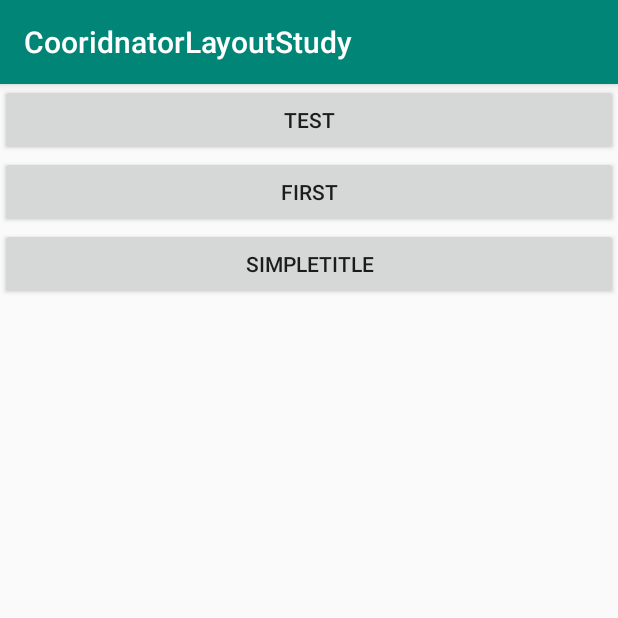
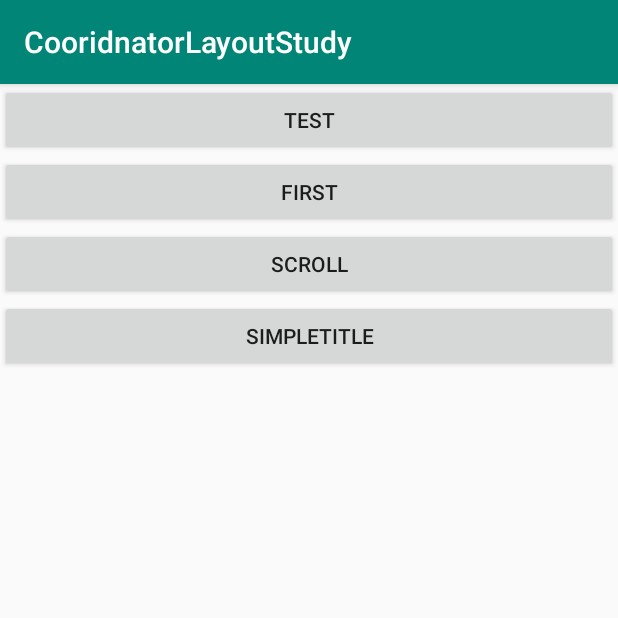
Before and after one commit to Xugter/CooridnatorLayoutStudy, an Android app: the screen it shows after launch (MainActivity), on a phone screen of 412 x 824 dp, the top half of it. Run offline under Robolectric (Android 15) with nearby library versions, the phone set to English and light mode, and no system bars.

Commit message:
add scroll part

```diff
--- a/app/src/main/AndroidManifest.xml
+++ b/app/src/main/AndroidManifest.xml
@@ -18,6 +18,7 @@
         <activity android:name=".simpletitle.SimpleTitleActivity" />
         <activity android:name=".test.TestActivity" />
         <activity android:name=".first.FirstActivity" />
+        <activity android:name=".scroll.ScrollActivity" />
     </application>
 
 </manifest>
--- a/app/src/main/java/com/xugter/cooridnatorlayoutstudy/MainActivity.java
+++ b/app/src/main/java/com/xugter/cooridnatorlayoutstudy/MainActivity.java
@@ -6,6 +6,7 @@ import android.os.Bundle;
 import android.view.View;
 
 import com.xugter.cooridnatorlayoutstudy.first.FirstActivity;
+import com.xugter.cooridnatorlayoutstudy.scroll.ScrollActivity;
 import com.xugter.cooridnatorlayoutstudy.simpletitle.SimpleTitleActivity;
 import com.xugter.cooridnatorlayoutstudy.test.TestActivity;
 
@@ -28,4 +29,8 @@ public class MainActivity extends AppCompatActivity {
     public void first(View view) {
         startActivity(new Intent(this, FirstActivity.class));
     }
+
+    public void scroll(View view) {
+        startActivity(new Intent(this, ScrollActivity.class));
+    }
 }
--- a/app/src/main/res/layout/activity_main.xml
+++ b/app/src/main/res/layout/activity_main.xml
@@ -19,6 +19,12 @@
     <Button
         android:layout_width="match_parent"
         android:layout_height="wrap_content"
+        android:onClick="scroll"
+        android:text="Scroll" />
+
+    <Button
+        android:layout_width="match_parent"
+        android:layout_height="wrap_content"
         android:onClick="simpleTitle"
         android:text="SimpleTitle" />
 
```
Also changed, not shown: app/src/main/java/com/xugter/cooridnatorlayoutstudy/scroll/ScrollActivity.java (added, +16 -0 lines), app/src/main/java/com/xugter/cooridnatorlayoutstudy/scroll/ScrollBehavior.java (added, +13 -0 lines), app/src/main/res/layout/activity_scroll.xml (added, +7 -0 lines).
